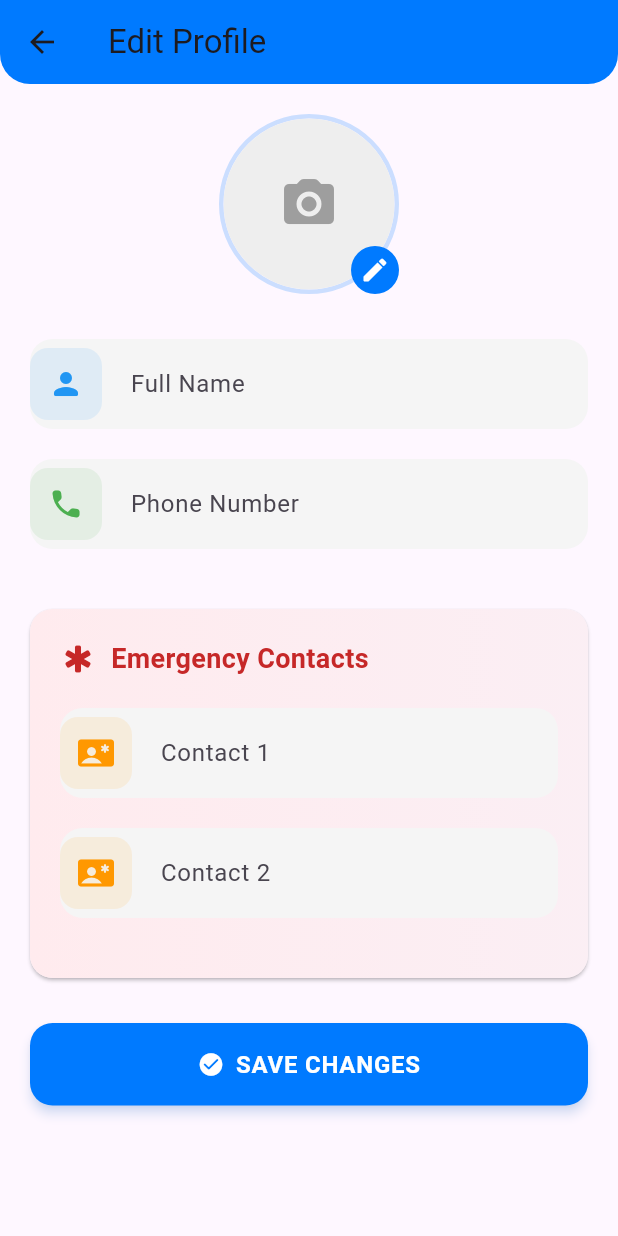
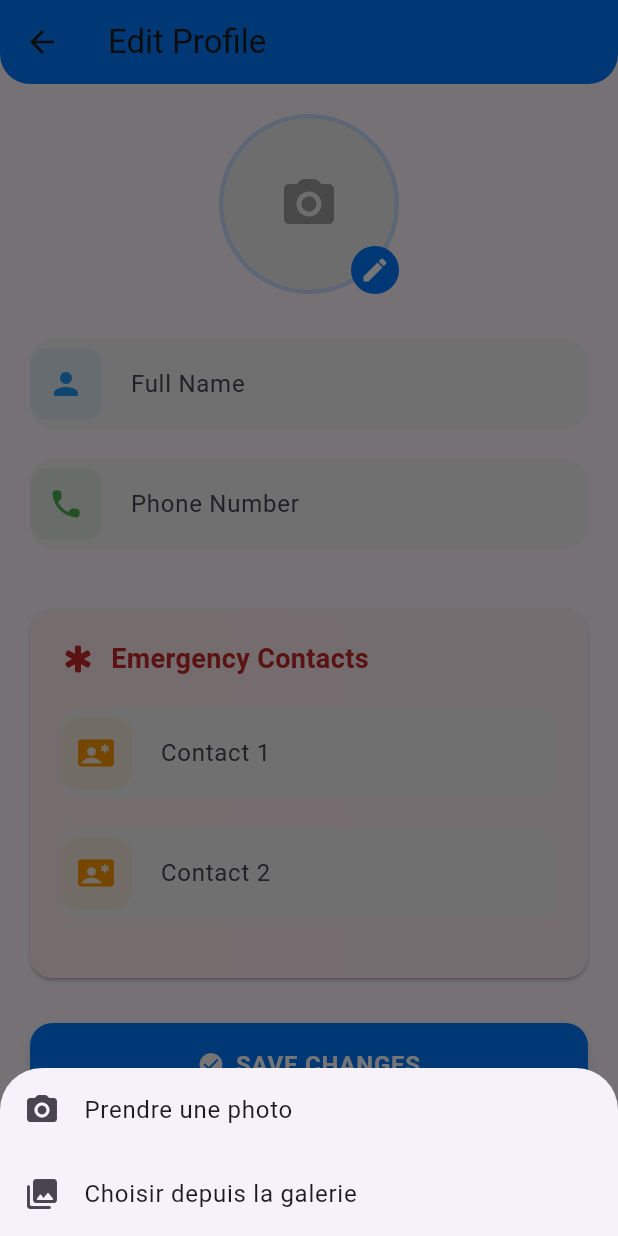
Before and after one commit to loicnaoussi/taxi, a Flutter app: the EditInfoScreen screen opened directly, after a tap on the "camera alt" icon, on a phone screen of 412 x 824 dp. Run offline on Flutter 3.47's test engine with Material 3 defaults, Android fonts, the phone set to English and light mode, and no system bars; our stand-ins replace file_picker, geolocator, image_gallery_saver, image_picker, permission_handler, qr_flutter.

Commit message:
Add image picker functionality to edit info screen, update permissions in Info.plist, and enhance UI for photo selection

```diff
--- a/taxi/lib/screens/edit_info_screen.dart
+++ b/taxi/lib/screens/edit_info_screen.dart
@@ -1,4 +1,6 @@
+import 'dart:io';
 import 'package:flutter/material.dart';
+import 'package:image_picker/image_picker.dart';
 import 'package:taxi/themes/theme.dart';
 
 class EditInfoScreen extends StatefulWidget {
@@ -13,9 +15,96 @@ class _EditInfoScreenState extends State<EditInfoScreen> {
   final TextEditingController _phoneController = TextEditingController();
   final TextEditingController _emergencyContact1Controller = TextEditingController();
   final TextEditingController _emergencyContact2Controller = TextEditingController();
+  File? _selectedImage;
+
+  Future<void> _pickImage(ImageSource source) async {
+    try {
+      final pickedFile = await ImagePicker().pickImage(source: source);
+      if (pickedFile != null) {
+        setState(() {
+          _selectedImage = File(pickedFile.path);
+        });
+      }
+    } catch (e) {
+      ScaffoldMessenger.of(context).showSnackBar(
+        SnackBar(
+          content: Text('Erreur: ${e.toString()}'),
+          backgroundColor: Colors.red,
+        ),
+      );
+    }
+  }
+
+  void _showImageSourceDialog() {
+    showModalBottomSheet(
+      context: context,
+      builder: (context) => SafeArea(
+        child: Column(
+          mainAxisSize: MainAxisSize.min,
+          children: [
+            ListTile(
+              leading: const Icon(Icons.camera_alt_rounded),
+              title: const Text('Prendre une photo'),
+              onTap: () {
+                Navigator.pop(context);
+                _pickImage(ImageSource.camera);
+              },
+            ),
+            ListTile(
+              leading: const Icon(Icons.photo_library_rounded),
+              title: const Text('Choisir depuis la galerie'),
+              onTap: () {
+                Navigator.pop(context);
+                _pickImage(ImageSource.gallery);
+              },
+            ),
+          ],
+        ),
+      ),
+    );
+  }
 
   void _saveInfo() {
-    // Implement save functionality
+    // Implémentez la logique de sauvegarde ici
+    ScaffoldMessenger.of(context).showSnackBar(
+      const SnackBar(
+        content: Text('Informations sauvegardées avec succès'),
+        backgroundColor: Colors.green,
+      ),
+    );
+  }
+
+  Widget _buildInputField({
+    required IconData icon,
+    required String label,
+    required TextEditingController controller,
+    required Color color,
+  }) {
+    return Container(
+      margin: const EdgeInsets.only(bottom: 20),
+      child: TextFormField(
+        controller: controller,
+        decoration: InputDecoration(
+          labelText: label,
+          prefixIcon: Container(
+            padding: const EdgeInsets.all(12),
+            margin: const EdgeInsets.only(right: 15),
+            decoration: BoxDecoration(
+              color: color.withOpacity(0.1),
+              borderRadius: BorderRadius.circular(12),
+            ),
+            child: Icon(icon, color: color),
+          ),
+          border: OutlineInputBorder(
+            borderRadius: BorderRadius.circular(15),
+            borderSide: BorderSide.none,
+          ),
+          filled: true,
+          fillColor: Colors.grey[100],
+          contentPadding: const EdgeInsets.symmetric(vertical: 18),
+        ),
+      ),
+    );
   }
 
   @override
@@ -77,9 +166,14 @@ class _EditInfoScreenState extends State<EditInfoScreen> {
               child: Material(
                 color: Colors.grey[200],
                 child: InkWell(
-                  onTap: () {}, // Add photo upload
-                  child: Icon(Icons.camera_alt_rounded,
-                      size: 40, color: Colors.grey[500]),
+                  onTap: _showImageSourceDialog,
+                  child: _selectedImage != null
+                      ? Image.file(_selectedImage!, fit: BoxFit.cover)
+                      : Icon(
+                          Icons.camera_alt_rounded,
+                          size: 40,
+                          color: Colors.grey[500],
+                        ),
                 ),
               ),
             ),
@@ -93,44 +187,14 @@ class _EditInfoScreenState extends State<EditInfoScreen> {
                 color: AppTheme.primaryColor,
                 shape: BoxShape.circle,
               ),
-              child: const Icon(Icons.edit_rounded,
-                  size: 20, color: Colors.white),
+              child: const Icon(
+                Icons.edit_rounded,
+                size: 20,
+                color: Colors.white,
+              ),
             ),
           ),
         ],
-      ),
-    );
-  }
-
-  Widget _buildInputField({
-    required IconData icon,
-    required String label,
-    required TextEditingController controller,
-    required Color color,
-  }) {
-    return Container(
-      margin: const EdgeInsets.only(bottom: 20),
-      child: TextFormField(
-        controller: controller,
-        decoration: InputDecoration(
-          labelText: label,
-          prefixIcon: Container(
-            padding: const EdgeInsets.all(12),
-            margin: const EdgeInsets.only(right: 15),
-            decoration: BoxDecoration(
-              color: color.withOpacity(0.1),
-              borderRadius: BorderRadius.circular(12),
-            ),
-            child: Icon(icon, color: color),
-          ),
-          border: OutlineInputBorder(
-            borderRadius: BorderRadius.circular(15),
-            borderSide: BorderSide.none,
-          ),
-          filled: true,
-          fillColor: Colors.grey[100],
-          contentPadding: const EdgeInsets.symmetric(vertical: 18),
-        ),
       ),
     );
   }
```
Also changed, not shown: 1 other file.
